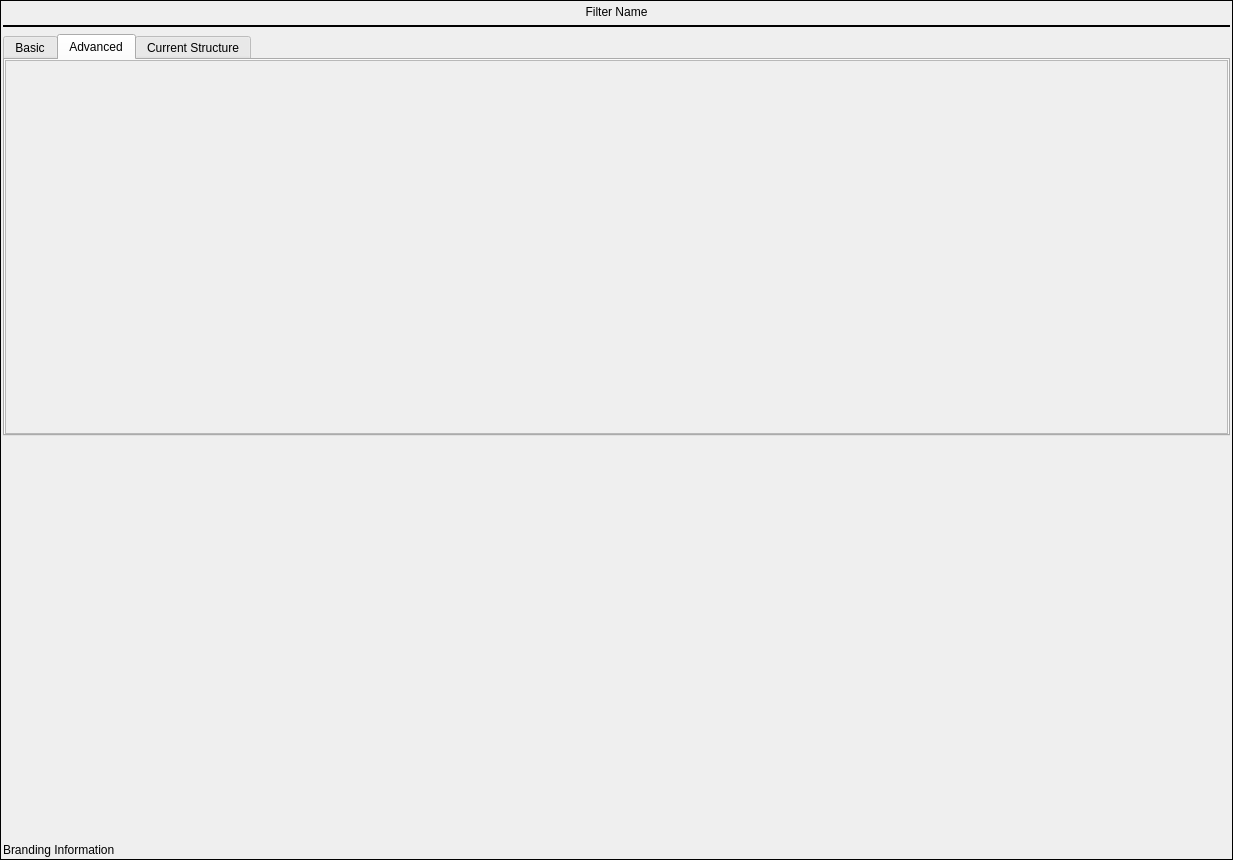
This is Source/DREAM3DWidgetsLib/Widgets/UI_Files/FilterInputWidget.ui in BlueQuartzSoftware/DREAM3D as Qt 5 draws it before an edit. The edited form follows.
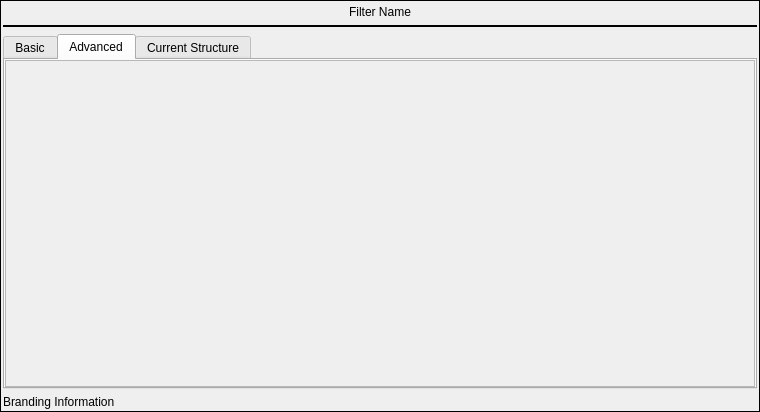
This is the edited form. The open tabs and pages were chosen to show the change.

Diff of the .ui file:
```diff
--- a/Source/DREAM3DWidgetsLib/Widgets/UI_Files/FilterInputWidget.ui
+++ b/Source/DREAM3DWidgetsLib/Widgets/UI_Files/FilterInputWidget.ui
@@ -6,8 +6,8 @@
    <rect>
     <x>0</x>
     <y>0</y>
-    <width>1233</width>
-    <height>860</height>
+    <width>760</width>
+    <height>412</height>
    </rect>
   </property>
   <property name="windowTitle">
@@ -156,11 +156,23 @@
               <rect>
                <x>0</x>
                <y>0</y>
-               <width>1219</width>
-               <height>335</height>
+               <width>746</width>
+               <height>310</height>
               </rect>
              </property>
              <layout class="QVBoxLayout" name="verticalLayout_9">
+              <property name="leftMargin">
+               <number>2</number>
+              </property>
+              <property name="topMargin">
+               <number>2</number>
+              </property>
+              <property name="rightMargin">
+               <number>2</number>
+              </property>
+              <property name="bottomMargin">
+               <number>2</number>
+              </property>
               <item>
                <layout class="QGridLayout" name="advInputsGrid"/>
               </item>
@@ -220,16 +232,6 @@
         </property>
        </widget>
       </item>
-      <item row="5" column="0">
-       <widget class="QLabel" name="brandingLabel">
-        <property name="text">
-         <string>Branding Information</string>
-        </property>
-        <property name="wordWrap">
-         <bool>true</bool>
-        </property>
-       </widget>
-      </item>
       <item row="0" column="0">
        <layout class="QHBoxLayout" name="horizontalLayout">
         <property name="topMargin">
@@ -257,17 +259,14 @@
        </layout>
       </item>
       <item row="4" column="0">
-       <spacer name="verticalSpacer_3">
-        <property name="orientation">
-         <enum>Qt::Vertical</enum>
+       <widget class="QLabel" name="brandingLabel">
+        <property name="text">
+         <string>Branding Information</string>
         </property>
-        <property name="sizeHint" stdset="0">
-         <size>
-          <width>20</width>
-          <height>40</height>
-         </size>
+        <property name="wordWrap">
+         <bool>true</bool>
         </property>
-       </spacer>
+       </widget>
       </item>
      </layout>
     </widget>
```
Left out of the diff: 22 changed lines with no effect on the pictures.
